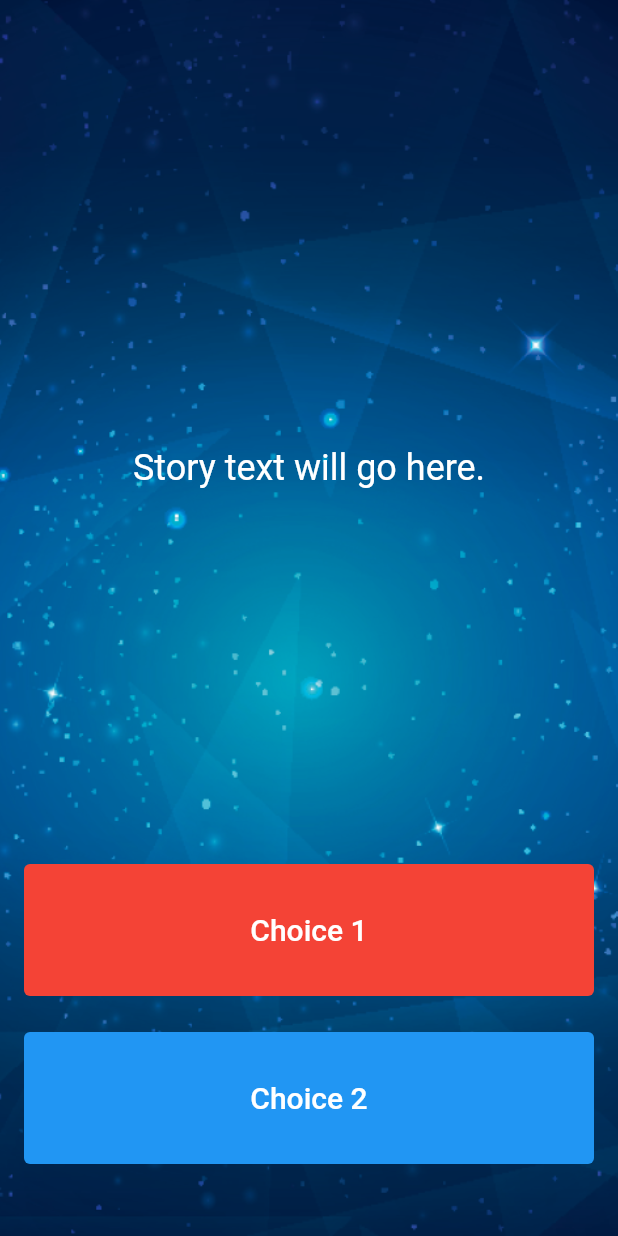
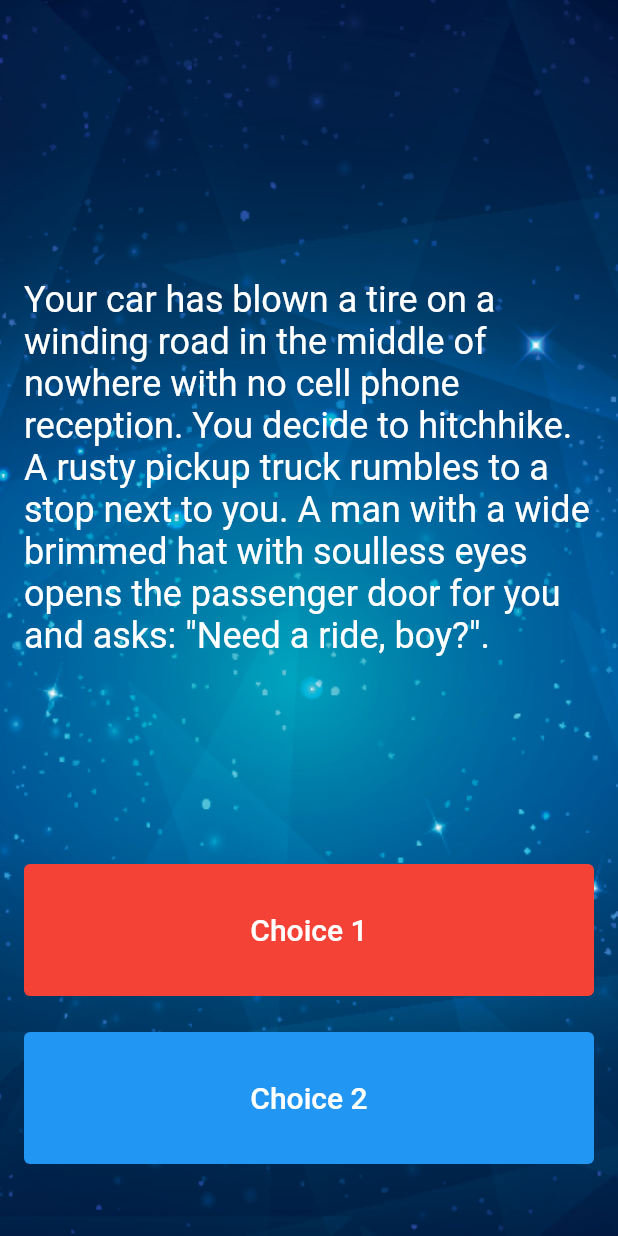
Before and after one commit to FadyFawzyOfficial/destini, a Flutter app: the screen it shows after launch, on a phone screen of 412 x 824 dp. Run offline on Flutter 3.47's test engine with Material 2 defaults, Android fonts, the phone set to English and light mode, and no system bars.

Commit message:
10. Step 10 - use the storyBrain to get the first story title and display it in this Text Widget

```diff
--- a/lib/main.dart
+++ b/lib/main.dart
@@ -46,13 +46,13 @@ class StoryPageState extends State<StoryPage> {
           child: Column(
             crossAxisAlignment: CrossAxisAlignment.stretch,
             children: [
-              const Expanded(
+              Expanded(
                 flex: 12,
                 child: Center(
                   child: Text(
-                    //TODO: Step 10 - use the storyBrain to get the first story title and display it in this Text Widget.
-                    'Story text will go here.',
-                    style: TextStyle(fontSize: 24),
+                    // COMPLETED: Step 10 - use the storyBrain to get the first story title and display it in this Text Widget.
+                    storyBrain.story,
+                    style: const TextStyle(fontSize: 24),
                   ),
                 ),
               ),
```
